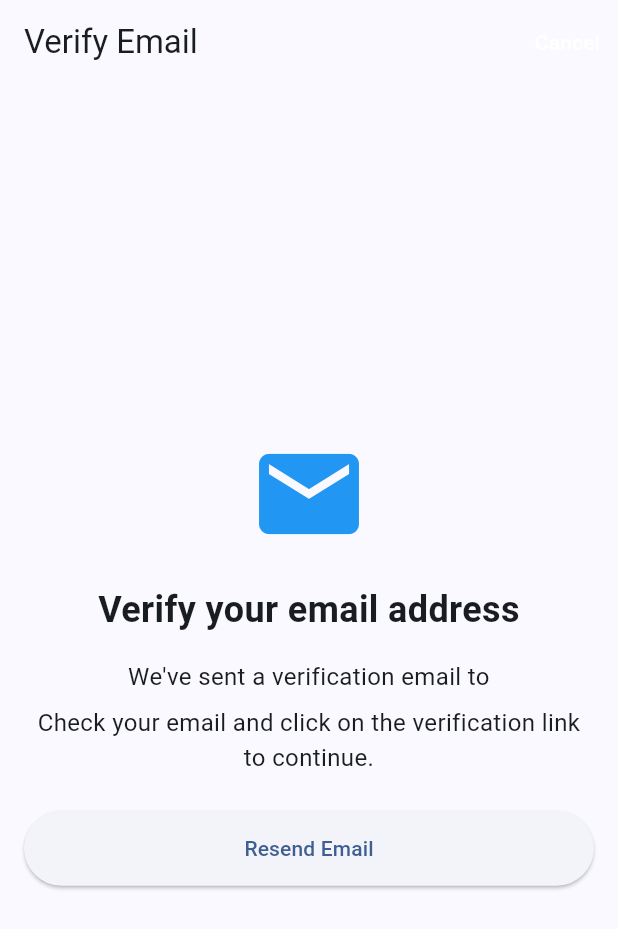
After one commit to ShaikShahidAleem/VitalAid, a Flutter app: the EmailVerificationScreen screen opened directly, on a phone screen of 412 x 824 dp. The commit adds this screen. Shown: the top 929 px of the screen. Run offline on Flutter 3.47's test engine with Material 3 defaults, Android fonts, the phone set to English and light mode, and no system bars; our stand-ins replace cloud_firestore, firebase_auth, firebase_core; accounts and stored records are empty.

Commit message:
Updated auth and register pages, added email verification screen

```diff
--- /dev/null
+++ b/lib/email_verification_screen.dart
@@ -0,0 +1,185 @@
+import 'dart:async';
+import 'package:flutter/material.dart';
+import 'package:firebase_auth/firebase_auth.dart';
+import 'home_page.dart';
+import 'package:cloud_firestore/cloud_firestore.dart';
+
+class EmailVerificationScreen extends StatefulWidget {
+  const EmailVerificationScreen({Key? key}) : super(key: key);
+
+  @override
+  _EmailVerificationScreenState createState() => _EmailVerificationScreenState();
+}
+
+class _EmailVerificationScreenState extends State<EmailVerificationScreen> {
+  bool isEmailVerified = false;
+  Timer? timer;
+  bool canResendEmail = true;
+  int secondsRemaining = 0;
+  Timer? countdownTimer;
+
+  @override
+  void initState() {
+    super.initState();
+
+    // Check if email is already verified
+    isEmailVerified = FirebaseAuth.instance.currentUser!.emailVerified;
+
+    if (!isEmailVerified) {
+      // Start timer to check email verification status periodically
+      timer = Timer.periodic(
+        const Duration(seconds: 3),
+        (_) => checkEmailVerified(),
+      );
+
+      // Start countdown for resend button
+      startResendEmailTimer();
+    }
+  }
+
+  void startResendEmailTimer() {
+    setState(() {
+      canResendEmail = false;
+      secondsRemaining = 60;
+    });
+
+    countdownTimer = Timer.periodic(
+      const Duration(seconds: 1),
+      (_) {
+        if (secondsRemaining > 0) {
+          setState(() {
+            secondsRemaining--;
+          });
+        } else {
+          setState(() {
+            canResendEmail = true;
+          });
+          countdownTimer?.cancel();
+        }
+      },
+    );
+  }
+
+  Future<void> checkEmailVerified() async {
+    // Reload user data
+    await FirebaseAuth.instance.currentUser!.reload();
+
+    setState(() {
+      isEmailVerified = FirebaseAuth.instance.currentUser!.emailVerified;
+    });
+
+    if (isEmailVerified) {
+      timer?.cancel();
+
+      // Update Firestore record
+      try {
+        await FirebaseFirestore.instance
+            .collection('users')
+            .doc(FirebaseAuth.instance.currentUser!.uid)
+            .update({'emailVerified': true});
+      } catch (e) {
+        print("Error updating Firestore: $e");
+      }
+
+      // Navigate to home page
+      Navigator.pushReplacement(
+        context,
+        MaterialPageRoute(builder: (context) => HomePage()),
+      );
+    }
+  }
+
+  Future<void> sendVerificationEmail() async {
+    try {
+      await FirebaseAuth.instance.currentUser!.sendEmailVerification();
+      startResendEmailTimer();
+
+      ScaffoldMessenger.of(context).showSnackBar(
+        const SnackBar(
+          content: Text('Verification email sent!'),
+          backgroundColor: Colors.green,
+        ),
+      );
+    } catch (e) {
+      ScaffoldMessenger.of(context).showSnackBar(
+        SnackBar(
+          content: Text('Error sending email: $e'),
+          backgroundColor: Colors.red,
+        ),
+      );
+    }
+  }
+
+  Future<void> signOut() async {
+    await FirebaseAuth.instance.signOut();
+    Navigator.of(context).pushReplacementNamed('/welcome');
+  }
+
+  @override
+  void dispose() {
+    timer?.cancel();
+    countdownTimer?.cancel();
+    super.dispose();
+  }
+
+  @override
+  Widget build(BuildContext context) {
+    return Scaffold(
+      appBar: AppBar(
+        title: const Text('Verify Email'),
+        actions: [
+          TextButton(
+            onPressed: signOut,
+            child: const Text(
+              'Cancel',
+              style: TextStyle(color: Colors.white),
+            ),
+          ),
+        ],
+      ),
+      body: Padding(
+        padding: const EdgeInsets.all(16.0),
+        child: Column(
+          mainAxisAlignment: MainAxisAlignment.center,
+          children: [
+            const Icon(
+              Icons.email,
+              size: 80,
+              color: Colors.blue,
+            ),
+            const SizedBox(height: 20),
+            const Text(
+              'Verify your email address',
+              style: TextStyle(fontSize: 24, fontWeight: FontWeight.bold),
+              textAlign: TextAlign.center,
+            ),
+            const SizedBox(height: 16),
+            Text(
+              'We\'ve sent a verification email to ${FirebaseAuth.instance.currentUser?.email}',
+              style: const TextStyle(fontSize: 16),
+              textAlign: TextAlign.center,
+            ),
+            const SizedBox(height: 8),
+            const Text(
+              'Check your email and click on the verification link to continue.',
+              style: TextStyle(fontSize: 16),
+              textAlign: TextAlign.center,
+            ),
+            const SizedBox(height: 24),
+            ElevatedButton(
+              onPressed: canResendEmail ? sendVerificationEmail : null,
+              style: ElevatedButton.styleFrom(
+                minimumSize: const Size.fromHeight(50),
+              ),
+              child: Text(
+                canResendEmail
+                    ? 'Resend Email'
+                    : 'Resend Email (${secondsRemaining}s)',
+              ),
+            ),
+          ],
+        ),
+      ),
+    );
+  }
+}
```
Also changed, not shown: lib/auth_page.dart (+13 -2 lines), lib/register_page.dart (+26 -24 lines).
